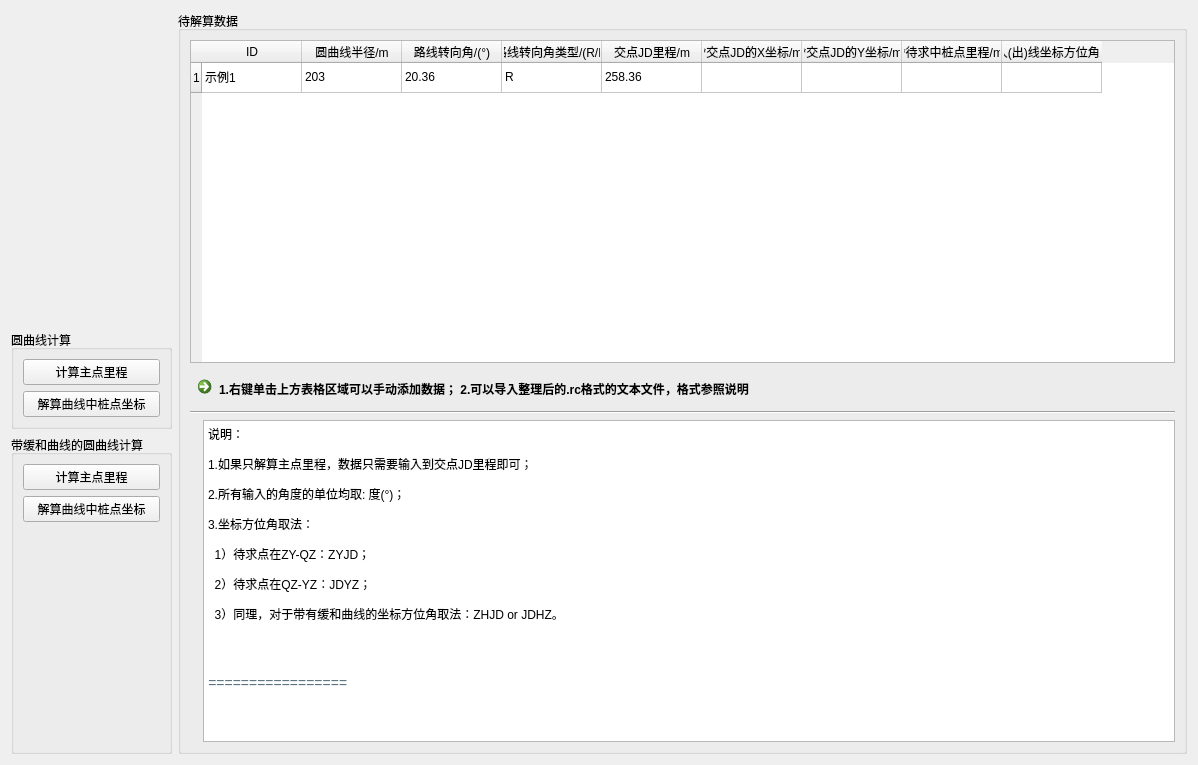
Old version of the form window/engineeringSurvey/circularCurveWight.ui in the repository GanAHE/GNSSAMS.
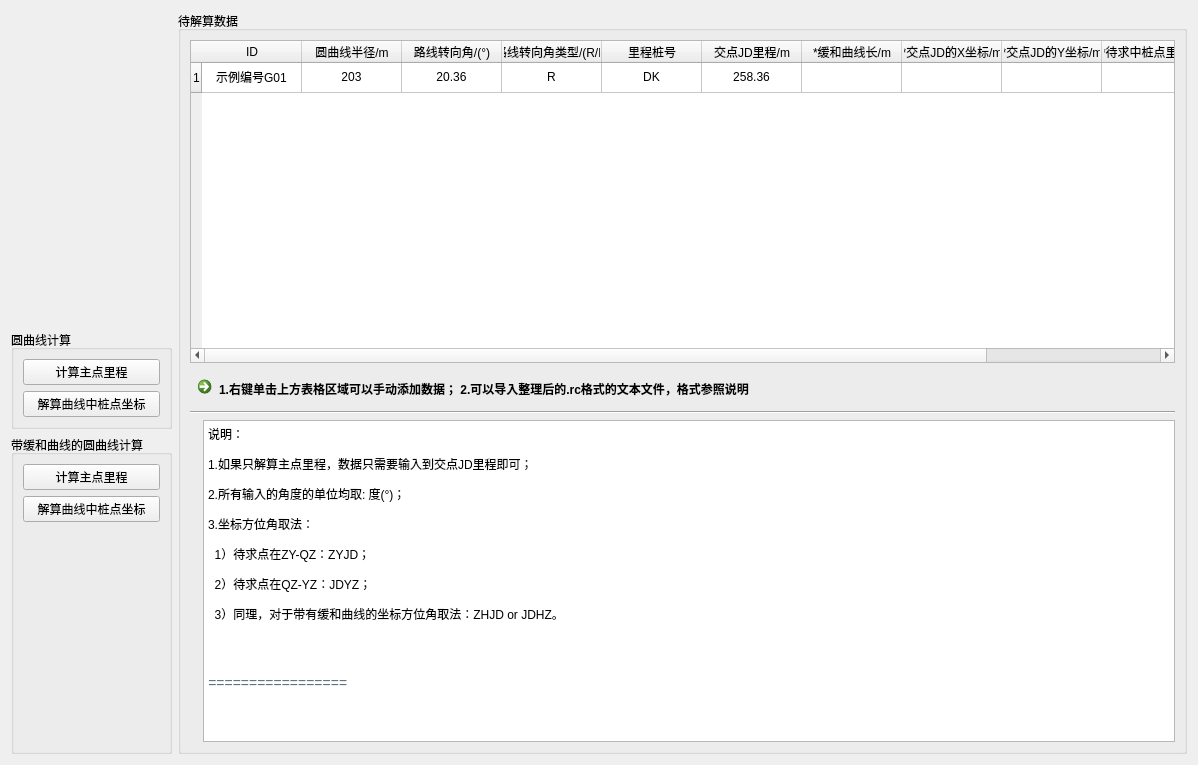
New version of the form. Icons and pictures are not drawn.

Commit message: <fix>修复界面数据与实际参数不对应问题

```diff
--- a/window/engineeringSurvey/circularCurveWight.ui
+++ b/window/engineeringSurvey/circularCurveWight.ui
@@ -127,11 +127,21 @@
           <string>路线转向角类型/(R/L)</string>
          </property>
         </column>
+        <column>
+         <property name="text">
+          <string>里程桩号</string>
+         </property>
+        </column>
         <column>
          <property name="text">
           <string>交点JD里程/m</string>
          </property>
         </column>
+        <column>
+         <property name="text">
+          <string>*缓和曲线长/m</string>
+         </property>
+        </column>
         <column>
          <property name="text">
           <string>*交点JD的X坐标/m</string>
@@ -154,27 +164,90 @@
         </column>
         <item row="0" column="0">
          <property name="text">
-          <string>示例1</string>
+          <string>示例编号G01</string>
+         </property>
+         <property name="textAlignment">
+          <set>AlignCenter</set>
          </property>
         </item>
         <item row="0" column="1">
          <property name="text">
           <string>203</string>
          </property>
+         <property name="textAlignment">
+          <set>AlignCenter</set>
+         </property>
         </item>
         <item row="0" column="2">
          <property name="text">
           <string>20.36</string>
          </property>
+         <property name="textAlignment">
+          <set>AlignCenter</set>
+         </property>
         </item>
         <item row="0" column="3">
          <property name="text">
           <string>R</string>
          </property>
+         <property name="textAlignment">
+          <set>AlignCenter</set>
+         </property>
         </item>
         <item row="0" column="4">
          <property name="text">
+          <string>DK</string>
+         </property>
+         <property name="textAlignment">
+          <set>AlignCenter</set>
+         </property>
+        </item>
+        <item row="0" column="5">
+         <property name="text">
           <string>258.36</string>
+         </property>
+         <property name="textAlignment">
+          <set>AlignCenter</set>
+         </property>
+        </item>
+        <item row="0" column="6">
+         <property name="text">
+          <string/>
+         </property>
+         <property name="textAlignment">
+          <set>AlignCenter</set>
+         </property>
+        </item>
+        <item row="0" column="7">
+         <property name="text">
+          <string/>
+         </property>
+         <property name="textAlignment">
+          <set>AlignCenter</set>
+         </property>
+        </item>
+        <item row="0" column="8">
+         <property name="text">
+          <string/>
+         </property>
+         <property name="textAlignment">
+          <set>AlignCenter</set>
+         </property>
+        </item>
+        <item row="0" column="9">
+         <property name="text">
+          <string/>
+         </property>
+         <property name="textAlignment">
+          <set>AlignCenter</set>
+         </property>
+        </item>
+        <item row="0" column="10">
+         <property name="text">
+          <string/>
+         </property>
+         <property name="textAlignment">
+          <set>AlignCenter</set>
          </property>
         </item>
        </widget>
```
Left out of the diff: 13 changed lines with no effect on the pictures. The commit also changes 1 other file.
